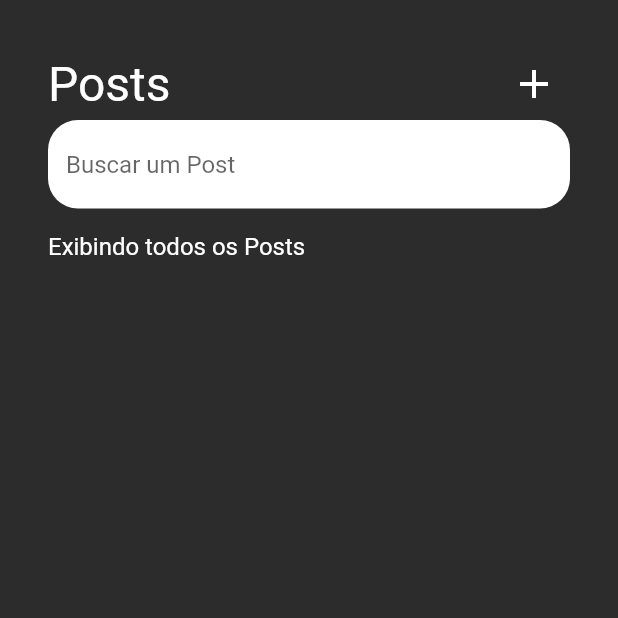
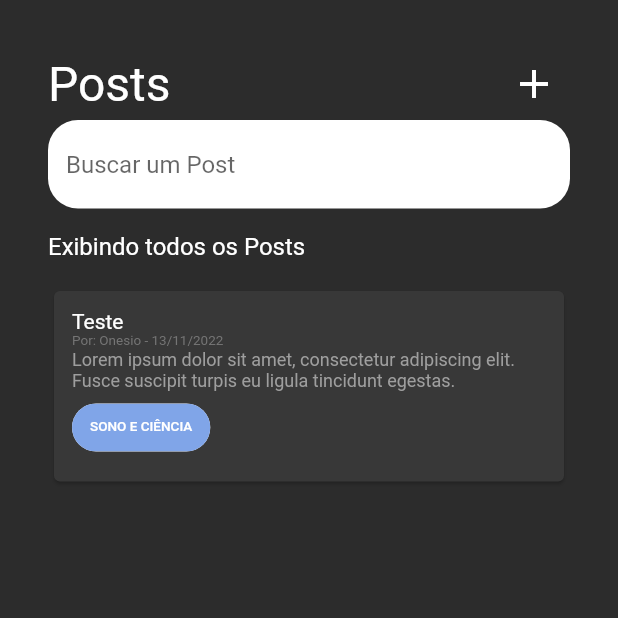
Before and after one commit to Onesiojr1/persono-front, a Flutter app: the screen it shows after launch, on a phone screen of 412 x 824 dp, the top half of it. Run offline on Flutter 3.47's test engine with Material 2 defaults, Android fonts, the light colour scheme and no system bars.

Commit message:
feat: created the card component

```diff
--- /dev/null
+++ b/lib/components/post.dart
@@ -0,0 +1,60 @@
+import 'package:flutter/material.dart';
+
+import 'package:intl/intl.dart';
+
+class Post extends StatelessWidget {
+  final String title;
+  final String body;
+  final String name;
+  final String category;
+  final DateTime date;
+
+  const Post(
+      {super.key,
+      required this.title,
+      required this.body,
+      required this.name,
+      required this.category,
+      required this.date});
+
+  @override
+  Widget build(BuildContext context) {
+    DateFormat dateFormat = DateFormat("dd/MM/yyyy");
+    String postDate = dateFormat.format(date);
+
+    return Card(
+      color: Color(int.parse('0xff383838')),
+      child: Padding(
+        padding: const EdgeInsets.all(12.0),
+        child: Column(
+          crossAxisAlignment: CrossAxisAlignment.start,
+          children: [
+            Row(
+              children: [
+                Text(
+                  title,
+                  style: const TextStyle(color: Colors.white, fontSize: 14),
+                ),
+              ],
+            ),
+            Text(
+              'Por: $name - $postDate',
+              style: TextStyle(color: Colors.grey[600], fontSize: 9),
+            ),
+            Text(
+              body,
+              style: TextStyle(color: Colors.grey[500], fontSize: 12),
+            ),
+            Chip(
+              label: Text(
+                category,
+                style: const TextStyle(fontSize: 9, color: Colors.white),
+              ),
+              backgroundColor: Color(int.parse('0xff80a5e8')),
+            )
+          ],
+        ),
+      ),
+    );
+  }
+}
--- a/lib/screens/home_page.dart
+++ b/lib/screens/home_page.dart
@@ -1,4 +1,5 @@
 import 'package:flutter/material.dart';
+import 'package:persono_mobile/components/Post.dart';
 
 class HomePage extends StatelessWidget {
   const HomePage({super.key});
@@ -54,7 +55,15 @@ class HomePage extends StatelessWidget {
                   ),
                 ],
               ),
-            )
+            ),
+            Post(
+              title: 'Teste',
+              body:
+                  'Lorem ipsum dolor sit amet, consectetur adipiscing elit. Fusce suscipit turpis eu ligula tincidunt egestas.',
+              name: 'Onesio',
+              category: 'SONO E CIÊNCIA',
+              date: DateTime.now(),
+            ),
           ],
         ),
       ),
--- a/pubspec.yaml
+++ b/pubspec.yaml
@@ -36,6 +36,7 @@ dependencies:
   # The following adds the Cupertino Icons font to your application.
   # Use with the CupertinoIcons class for iOS style icons.
   cupertino_icons: ^1.0.2
+  intl: ^0.17.0
 
 dev_dependencies:
   flutter_test:
```
Also changed, not shown: pubspec.lock.
